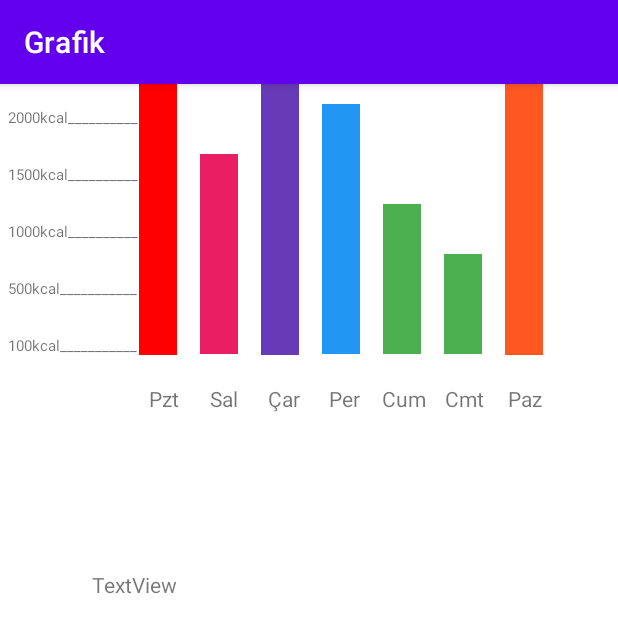
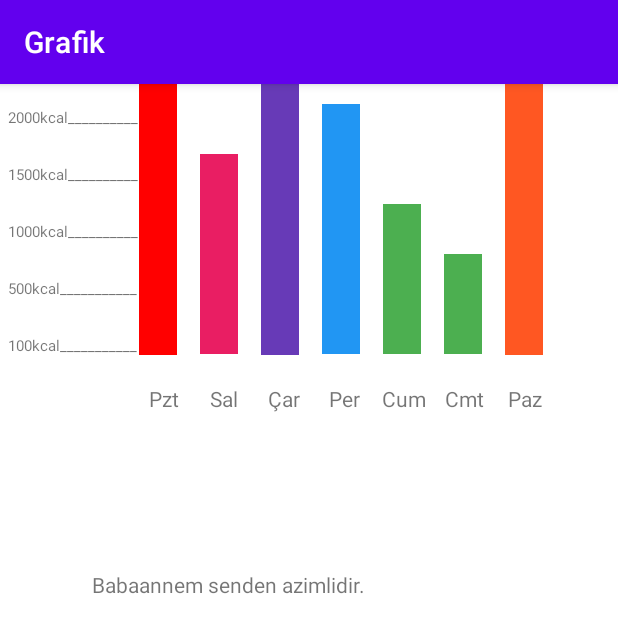
Before and after one commit to Qubits3/CalorieCalculator, an Android app: the GraphActivity screen opened directly, with no data from a screen before it, on a phone screen of 412 x 824 dp. Shown: the top 633 px of the screen. Run offline under Robolectric (Android 15) with nearby library versions, the phone set to English and light mode, and no system bars.

Commit message:
Bitti sayılır

```diff
--- a/app/src/main/java/com/example/caloriecalculator/GraphActivity.java
+++ b/app/src/main/java/com/example/caloriecalculator/GraphActivity.java
@@ -19,8 +19,12 @@ public class GraphActivity extends AppCompatActivity {
     ImageView fridaypic;
     ImageView saturdaypic;
     ImageView sundaypic;
+    TextView verim;
     SharedPreferences sharedPreferences;
     int height;
+    int day;
+    int oncekigun = 0;
+    String bironcekigun;
     String mondayCal;
     String tuesdayCal;
     String wednesdayCal;
@@ -44,6 +48,7 @@ public class GraphActivity extends AppCompatActivity {
         fridaypic = findViewById(R.id.fridaypic);
         saturdaypic = findViewById(R.id.saturdaypic);
         sundaypic = findViewById(R.id.sundaypic);
+        verim = findViewById(R.id.verim);
 
         mondayCal = sharedPreferences.getString("2","");
         tuesdayCal = sharedPreferences.getString("3","");
@@ -52,13 +57,12 @@ public class GraphActivity extends AppCompatActivity {
         fridayCal = sharedPreferences.getString("6","");
         saturdayCal = sharedPreferences.getString("7","");
         sundayCal = sharedPreferences.getString("1","");
+        bironcekigun = sharedPreferences.getString(String.valueOf(day - 1), "");
 
-
-        //day = sharedPreferences.getInt("day",1);
-
-        //String bironcekigun = sharedPreferences.getString(String.valueOf(day - 1), "");
-
-        if (!mondayCal.equals("0") && !mondayCal.equals("")){
+        if (!bironcekigun.equals("0") && !bironcekigun.equals("")) {
+            oncekigun = Integer.parseInt(bironcekigun.substring(0, bironcekigun.indexOf(".")));
+            oncekigun /= 5;
+        }if (!mondayCal.equals("0") && !mondayCal.equals("")){
             height = Integer.parseInt(mondayCal.substring(0, mondayCal.indexOf(".")));
             height /= 5;
             mondaypic.getLayoutParams().height = height;
@@ -88,25 +92,38 @@ public class GraphActivity extends AppCompatActivity {
             sundaypic.getLayoutParams().height = height;
         }
 
+        day = sharedPreferences.getInt("day",1);
+        verimtotext();
+    }
 
-    }
-/*
-        public void daytograph(){
-        if(day == 2){
-            mondaypic.getLayoutParams().height = height;
-        }else if(day == 3){
-            tuesdaypic.getLayoutParams().height = height;
-        }else if(day == 4){
-            wednesdaypic.getLayoutParams().height = height;
-        }else if(day == 5){
-            thursdaypic.getLayoutParams().height = height;
-        }else if(day == 6){
-            fridaypic.getLayoutParams().height = height;
-        }else if(day == 7){
-            saturdaypic.getLayoutParams().height = height;
-        }else if(day == 1){
-            sundaypic.getLayoutParams().height = height;
+        private void verimtotext() {
+        if(height > 500){
+            verim.setText("Bugün oldukça iyisiniz.");
+        }else if(height > 250){
+            verim.setText("Yeterli değil biraz daha gayret etmelisiniz.");
+        }else if(height > 100){
+            verim.setText("Çok tembelsiniz biraz daha gayret.");
+        }else if(height <= 100){
+            verim.setText("Babaannem senden azimlidir.");
+        }
+        /*
+            if (day == 2) {
 
-    }
-*/
+            } else if (day == 3) {
+
+            } else if (day == 4) {
+
+            } else if (day == 5) {
+
+            } else if (day == 6) {
+
+            } else if (day == 7) {
+
+            } else if (day == 1) {
+
+            }
+
+         */
+        }
+
 }
--- a/app/src/main/res/layout/activity_graph.xml
+++ b/app/src/main/res/layout/activity_graph.xml
@@ -85,13 +85,12 @@
     </LinearLayout>
 
     <TextView
-        android:id="@+id/textView10"
+        android:id="@+id/verim"
         android:layout_width="0dp"
         android:layout_height="49dp"
         android:layout_marginStart="61dp"
         android:layout_marginTop="100dp"
         android:layout_marginEnd="61dp"
-        android:text="TextView"
         app:layout_constraintEnd_toEndOf="parent"
         app:layout_constraintStart_toStartOf="parent"
         app:layout_constraintTop_toBottomOf="@+id/linearLayout" />
```
